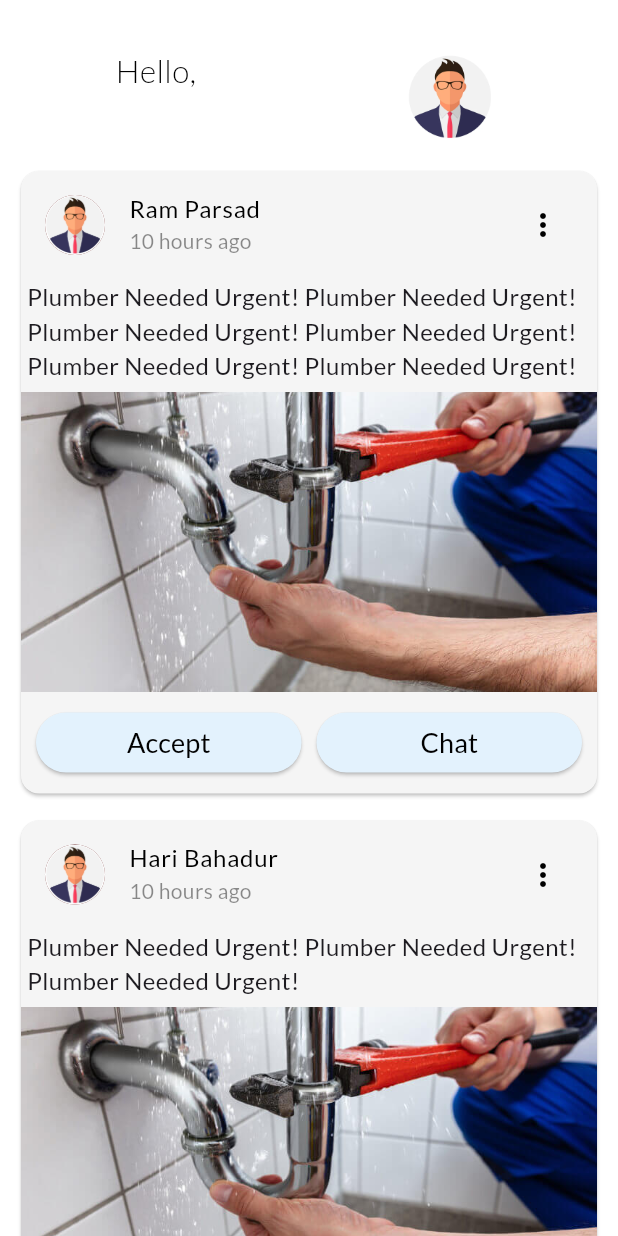
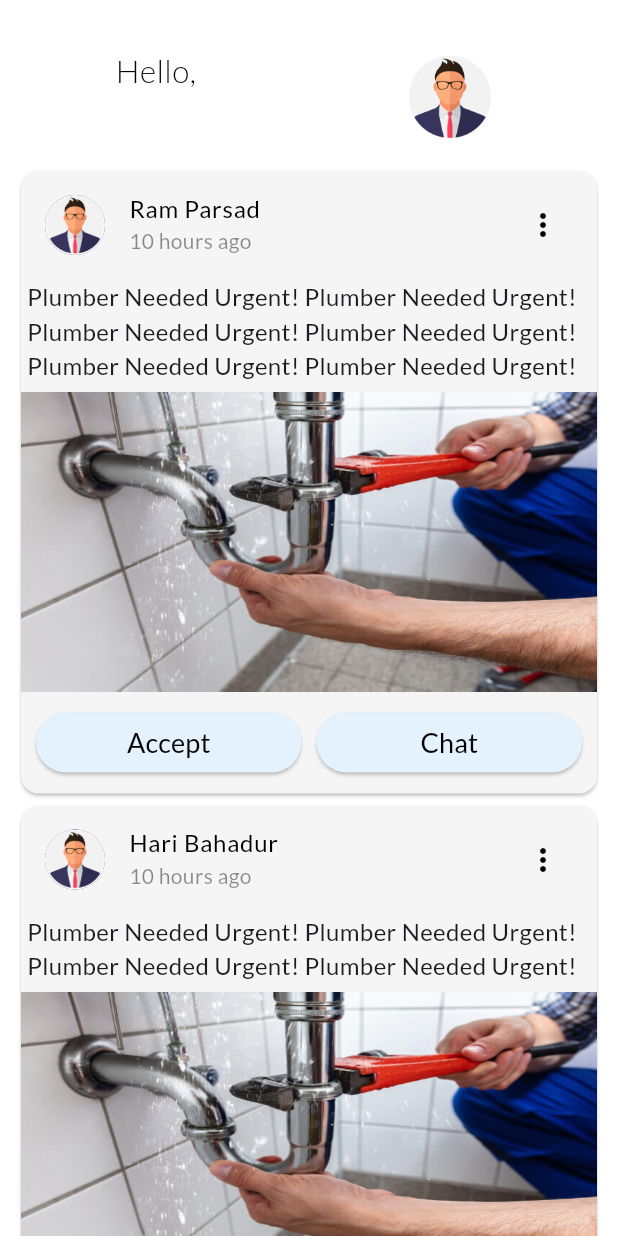
Before and after one commit to ayruvedaAvi/Project-II, a Flutter app: the FeedScreen screen opened directly, on a phone screen of 412 x 824 dp. Run offline on Flutter 3.47's test engine with Material 3 defaults, Android fonts, the phone set to English and light mode, and no system bars; our stand-ins replace curved_navigation_bar, dio, get, google_fonts, image_picker, jwt_decoder and 1 more; accounts and stored records are empty.

Commit message:
sigup screen solved and mapping done

```diff
--- /dev/null
+++ b/flutter_project/lib/models/userdetails_datamodel.dart
@@ -0,0 +1,16 @@
+class UserDetailsDataModel {
+  String? profileImg;
+  String? userName;
+  String? descText;
+  String? postImg;
+
+  UserDetailsDataModel(
+      {this.profileImg, this.userName, this.descText, this.postImg});
+
+  UserDetailsDataModel.fromJson(Map<String, dynamic> json) {
+    profileImg = json['profileImg'];
+    userName = json['userName'];
+    descText = json['descText'];
+    postImg = json['postImg'];
+  }
+}
--- a/flutter_project/lib/my_app.dart
+++ b/flutter_project/lib/my_app.dart
@@ -6,7 +6,7 @@ import 'package:google_fonts/google_fonts.dart';
 
 final theme = ThemeData(
   colorScheme: ColorScheme.fromSeed(
-    seedColor: const Color.fromARGB(255, 230, 57, 70),
+    seedColor: const Color.fromARGB(255, 143, 69, 211),
     brightness: Brightness.dark,
   ),
   textTheme: GoogleFonts.latoTextTheme(),
@@ -18,6 +18,7 @@ class MyApp extends StatelessWidget {
   Widget build(BuildContext context) {
     return GetMaterialApp(
       debugShowCheckedModeBanner: false,
+      themeMode: ThemeMode.system,
       theme: theme,
       home: const Scaffold(
         body: SplashScreen(),
--- a/flutter_project/lib/screens/feed_screen.dart
+++ b/flutter_project/lib/screens/feed_screen.dart
@@ -1,4 +1,8 @@
+import 'dart:convert';
+
 import 'package:flutter/material.dart';
+import 'package:flutter/services.dart';
+import 'package:flutter_project/models/userdetails_datamodel.dart';
 import 'package:flutter_project/utils/shared_preferences/shared_preference.dart';
 import 'package:flutter_project/widgets/custom_postcard.dart';
 import 'package:get/get.dart';
@@ -74,36 +78,44 @@ class _FeedScreenState extends State<FeedScreen> {
               const SizedBox(
                 height: 10,
               ),
-              const CustomPostcard(
-                profileImg: "assets/images/profile_image.jpg",
-                userName: "Ram Parsad",
-                descText:
-                    "Plumber Needed Urgent! Plumber Needed Urgent!Plumber Needed Urgent! Plumber Needed Urgent! Plumber Needed Urgent! Plumber Needed Urgent!",
-                postImg: "assets/images/pipe_leakage.jpg",
-              ),
-              const SizedBox(
-                height: 10,
-              ),
-              const CustomPostcard(
-                profileImg: "assets/images/profile_image.jpg",
-                userName: "Hari Bahadur",
-                descText:
-                    "Plumber Needed Urgent! Plumber Needed Urgent!Plumber Needed Urgent!",
-                postImg: "assets/images/pipe_leakage.jpg",
-              ),
-              const SizedBox(
-                height: 10,
-              ),
-              const CustomPostcard(
-                profileImg: "assets/images/profile_image.jpg",
-                userName: "Gopi Krishna",
-                descText: "Plumber Needed Urgent!",
-                postImg: "assets/images/pipe_leakage.jpg",
-              )
+              FutureBuilder(
+                  future: readJsonData(),
+                  builder: (context, data) {
+                    if (data.hasError) {
+                      return Center(child: Text("${data.error}"));
+                    } else if (data.hasData) {
+                      var items = data.data as List<UserDetailsDataModel>;
+                      return SizedBox(
+                          height: MediaQuery.of(context).size.height - 110,
+                          child: ListView.builder(
+                            itemBuilder: (context, index) {
+                              return CustomPostcard(
+                                profileImg: items[index].profileImg,
+                                userName: items[index].userName,
+                                descText: items[index].descText,
+                                postImg: items[index].postImg,
+                              );
+                            },
+                            itemCount: items.length,
+                          ));
+                    } else {
+                      return const Center(
+                        child: CircularProgressIndicator(),
+                      );
+                    }
+                  })
             ],
           ),
         ),
       ),
     );
   }
+
+  Future<List<UserDetailsDataModel>> readJsonData() async {
+    final jsonData =
+        await rootBundle.loadString('assets/jsonFile/userdetails.json');
+    final list = jsonDecode(jsonData) as List<dynamic>;
+
+    return list.map((e) => UserDetailsDataModel.fromJson(e)).toList();
+  }
 }
--- a/flutter_project/lib/screens/register_screen.dart
+++ b/flutter_project/lib/screens/register_screen.dart
@@ -123,7 +123,9 @@ class _SignupScreenState extends State<SignupScreen> {
                       keyType: TextInputType.visiblePassword,
                       controller: signUpController.confirmPasswordController,
                       labelText: "Confirm Password",
-                      suffixIcon: const Icon(Icons.remove_red_eye),
+                      hintText: 'Confirm password',
+                      obscureText: true,
+                      // suffixIcon: const Icon(Icons.remove_red_eye),
                     ),
                     //Terms and condition Checkbox
                     const SizedBox(height: 22.0),
--- a/flutter_project/lib/screens/splash_screen.dart
+++ b/flutter_project/lib/screens/splash_screen.dart
@@ -1,6 +1,7 @@
 import 'package:flutter/material.dart';
 import 'package:flutter_project/screens/base_screen.dart';
-import 'package:flutter_project/screens/login_screen.dart';
+// import 'package:flutter_project/screens/login_screen.dart';
+import 'package:flutter_project/screens/register_screen.dart';
 import 'package:flutter_project/utils/shared_preferences/shared_preference.dart';
 import 'package:get/get.dart';
 import 'package:jwt_decoder/jwt_decoder.dart';
@@ -47,7 +48,7 @@ class _SplashScreenState extends State<SplashScreen>
                   initalIndex: 0,
                 ));
           } else {
-            Get.off(() => const LoginScreen());
+            Get.off(() => const SignupScreen());
           }
         }
       },
--- a/flutter_project/lib/utils/colors/colors.dart
+++ /dev/null
@@ -1,6 +0,0 @@
-import "package:flutter/material.dart";
-
-const mainColor = Color.fromARGB(255, 143, 69, 211); //600
-const backgroundColor = Color.fromARGB(255, 233, 218, 250); //200
-const boldTextColor = Color.fromARGB(255, 58, 18, 89); //950
-const borderButtonColor = Color.fromARGB(255, 168, 105, 227); //500
--- a/flutter_project/lib/widgets/custom_postcard.dart
+++ b/flutter_project/lib/widgets/custom_postcard.dart
@@ -48,7 +48,7 @@ class _CustomPostcardState extends State<CustomPostcard> {
           SizedBox(
             width: double.infinity,
             height: 200,
-            child: Image.asset(widget.postImg.toString(), fit: BoxFit.cover),
+            child: Image.asset(widget.postImg.toString(), fit: BoxFit.fill),
           ),
           const SizedBox(
             height: 10,
--- a/flutter_project/pubspec.yaml
+++ b/flutter_project/pubspec.yaml
@@ -70,6 +70,7 @@ flutter:
   # To add assets to your application, add an assets section, like this:
   assets:
     - assets/images/
+    - assets/jsonFile/
 
   # An image asset can refer to one or more resolution-specific "variants", see
   # https://flutter.dev/assets-and-images/#resolution-aware
```
Also changed, not shown: flutter_project/assets/jsonFile/userdetails.json (added, +58 -0 lines), flutter_project/lib/main.dart (+8 -0 lines), flutter_project/lib/screens/login_screen.dart (+34 -16 lines), flutter_project/lib/widgets/custom_text_form_field.dart (+6 -4 lines).
